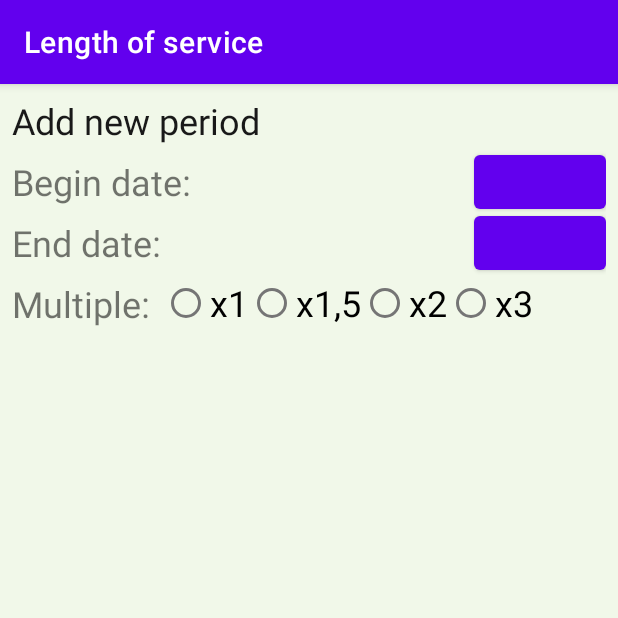
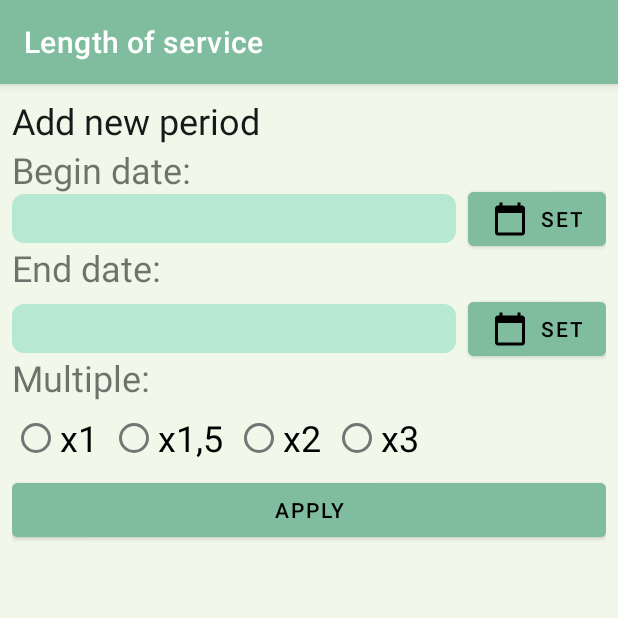
Before and after one commit to DmitryAbramovskikh/LenghtOfService, an Android app: the fragment EditPeriodFragment placed in its activity, on a phone screen of 412 x 824 dp, the top half of it. Run offline under Robolectric (Android 15) with nearby library versions, the phone set to English and light mode, and no system bars.

Commit message:
Вид фрагмента добавления периода изменен

```diff
--- /dev/null
+++ b/app/src/main/res/drawable/ic_calendar.xml
@@ -0,0 +1,10 @@
+<vector xmlns:android="http://schemas.android.com/apk/res/android"
+    android:width="24dp"
+    android:height="24dp"
+    android:viewportWidth="24"
+    android:viewportHeight="24"
+    android:tint="?attr/colorControlNormal">
+  <path
+      android:fillColor="@android:color/white"
+      android:pathData="M20,3h-1L19,1h-2v2L7,3L7,1L5,1v2L4,3c-1.1,0 -2,0.9 -2,2v16c0,1.1 0.9,2 2,2h16c1.1,0 2,-0.9 2,-2L22,5c0,-1.1 -0.9,-2 -2,-2zM20,21L4,21L4,8h16v13z"/>
+</vector>
--- a/app/src/main/res/layout/edit_period_fragment.xml
+++ b/app/src/main/res/layout/edit_period_fragment.xml
@@ -5,15 +5,6 @@
     android:padding="@dimen/medium_spacing"
     xmlns:tools="http://schemas.android.com/tools"
     xmlns:app="http://schemas.android.com/apk/res-auto">
-
-    <View
-        android:id="@+id/view"
-        android:layout_width="0dp"
-        android:layout_height="0dp"
-        android:background="@drawable/backdrop"
-        app:layout_constraintEnd_toEndOf="parent"
-        app:layout_constraintStart_toStartOf="parent"
-        app:layout_constraintTop_toTopOf="@+id/beginDateLabelTextView" />
 
     <com.google.android.material.textview.MaterialTextView
         android:id="@+id/lengthOfServiceItemTextView"
@@ -32,23 +23,29 @@
         android:text="@string/begin_date"
         android:textSize="@dimen/first_header_text_size"
         app:layout_constraintStart_toStartOf="parent"
-        app:layout_constraintTop_toTopOf="@id/beginPeriodDateTextView"/>
+        app:layout_constraintTop_toBottomOf="@+id/lengthOfServiceItemTextView" />
 
     <com.google.android.material.textview.MaterialTextView
         android:id="@+id/beginPeriodDateTextView"
-        android:layout_width="wrap_content"
+        android:layout_width="0dp"
         android:layout_height="wrap_content"
-        tools:text="09.01.2013"
-        android:layout_marginTop="@dimen/small_spacing"
+        android:background="@drawable/backdrop"
+        android:layout_marginRight="@dimen/medium_spacing"
         android:textSize="@dimen/first_header_text_size"
-        android:layout_marginStart="@dimen/small_spacing"
-        app:layout_constraintStart_toEndOf="@id/beginDateLabelTextView"
-        app:layout_constraintTop_toBottomOf="@id/lengthOfServiceItemTextView"/>
+        app:layout_constraintEnd_toStartOf="@+id/pickStartDate"
+        app:layout_constraintStart_toStartOf="parent"
+        app:layout_constraintTop_toBottomOf="@+id/beginDateLabelTextView"
+        tools:text="09.01.2013" />
 
     <com.google.android.material.button.MaterialButton
         android:id="@+id/pickStartDate"
         android:layout_width="wrap_content"
         android:layout_height="wrap_content"
+        android:text="@string/set"
+        android:textColor="@color/black"
+        android:backgroundTint="@color/widget_background_dark_color"
+        app:icon="@drawable/ic_calendar"
+        app:iconTint="@color/black"
         app:layout_constraintBottom_toBottomOf="@+id/beginPeriodDateTextView"
         app:layout_constraintEnd_toEndOf="parent"
         app:layout_constraintTop_toTopOf="@id/beginPeriodDateTextView" />
@@ -60,22 +57,30 @@
         android:text="@string/end_date"
         android:textSize="@dimen/first_header_text_size"
         app:layout_constraintStart_toStartOf="parent"
-        app:layout_constraintTop_toTopOf="@id/endPeriodDateTextView"/>
+        app:layout_constraintTop_toBottomOf="@id/beginPeriodDateTextView"/>
 
     <com.google.android.material.textview.MaterialTextView
         android:id="@+id/endPeriodDateTextView"
-        android:layout_width="wrap_content"
+        android:layout_width="0dp"
         android:layout_height="wrap_content"
-        tools:text="12.03.2014"
         android:layout_marginVertical="@dimen/medium_spacing"
+        android:layout_marginRight="@dimen/medium_spacing"
+        android:background="@drawable/backdrop"
         android:textSize="@dimen/first_header_text_size"
+        app:layout_constraintEnd_toStartOf="@+id/pickEndDate"
         app:layout_constraintStart_toStartOf="@id/beginPeriodDateTextView"
-        app:layout_constraintTop_toBottomOf="@id/beginPeriodDateTextView"/>
+        app:layout_constraintTop_toBottomOf="@id/endDateLabelTextView"
+        tools:text="12.03.2014" />
 
     <com.google.android.material.button.MaterialButton
         android:id="@+id/pickEndDate"
         android:layout_width="wrap_content"
         android:layout_height="wrap_content"
+        android:text="@string/set"
+        android:textColor="@color/black"
+        android:backgroundTint="@color/widget_background_dark_color"
+        app:icon="@drawable/ic_calendar"
+        app:iconTint="@color/black"
         app:layout_constraintBottom_toBottomOf="@+id/endPeriodDateTextView"
         app:layout_constraintEnd_toEndOf="parent"
         app:layout_constraintTop_toTopOf="@id/endPeriodDateTextView" />
@@ -88,17 +93,16 @@
         android:textSize="@dimen/first_header_text_size"
         android:layout_marginEnd="@dimen/small_spacing"
         app:layout_constraintStart_toStartOf="parent"
-        app:layout_constraintTop_toTopOf="@+id/multiplySelectorRadioGroup"
-        app:layout_constraintBottom_toBottomOf="@+id/multiplySelectorRadioGroup"/>
+        app:layout_constraintTop_toBottomOf="@+id/endPeriodDateTextView" />
 
     <RadioGroup
         android:id="@+id/multiplySelectorRadioGroup"
         android:layout_height="wrap_content"
-        android:layout_width="wrap_content"
+        android:layout_width="0dp"
         android:orientation="horizontal"
-        android:layout_marginStart="@dimen/small_spacing"
-        app:layout_constraintTop_toBottomOf="@+id/endPeriodDateTextView"
-        app:layout_constraintStart_toEndOf="@+id/multipleCoefficientLabelTextView">
+        app:layout_constraintEnd_toEndOf="parent"
+        app:layout_constraintTop_toBottomOf="@+id/multipleCoefficientLabelTextView"
+        app:layout_constraintStart_toStartOf="parent">
 
         <com.google.android.material.radiobutton.MaterialRadioButton
             android:layout_width="wrap_content"
@@ -109,21 +113,32 @@
         <com.google.android.material.radiobutton.MaterialRadioButton
             android:layout_width="wrap_content"
             android:layout_height="wrap_content"
+            android:layout_marginStart="@dimen/small_spacing"
             android:text="@string/x1_5"
             android:textSize="@dimen/first_header_text_size"/>
 
         <com.google.android.material.radiobutton.MaterialRadioButton
             android:layout_width="wrap_content"
             android:layout_height="wrap_content"
+            android:layout_marginStart="@dimen/small_spacing"
             android:text="@string/x2"
             android:textSize="@dimen/first_header_text_size"/>
 
         <com.google.android.material.radiobutton.MaterialRadioButton
             android:layout_width="wrap_content"
             android:layout_height="wrap_content"
+            android:layout_marginStart="@dimen/small_spacing"
             android:text="@string/x3"
             android:textSize="@dimen/first_header_text_size"/>
-
     </RadioGroup>
+    <com.google.android.material.button.MaterialButton
+        android:layout_width="0dp"
+        android:layout_height="wrap_content"
+        android:text="@string/apply"
+        android:textColor="@color/black"
+        android:backgroundTint="@color/widget_background_dark_color"
+        app:layout_constraintStart_toStartOf="parent"
+        app:layout_constraintEnd_toEndOf="parent"
+        app:layout_constraintTop_toBottomOf="@+id/multiplySelectorRadioGroup"/>
 
 </androidx.constraintlayout.widget.ConstraintLayout>
--- a/app/src/main/res/layout/main_activity.xml
+++ b/app/src/main/res/layout/main_activity.xml
@@ -5,4 +5,4 @@
     android:layout_width="match_parent"
     android:layout_height="match_parent"
     android:background="#F1F8E9"
-    tools:context=".view.MainActivity" />
+    tools:context=".view.MainActivity"/>
--- a/app/src/main/res/values/colors.xml
+++ b/app/src/main/res/values/colors.xml
@@ -8,5 +8,6 @@
     <color name="black">#FF000000</color>
     <color name="white">#FFFFFFFF</color>
     <color name="dark_text">#191919</color>
-    <color name="widget_background_color">#C6FFD5</color>
+    <color name="widget_background_color">#B6E8D2</color>
+    <color name="widget_background_dark_color">#7FBD9E</color>
 </resources>
--- a/app/src/main/res/values/strings.xml
+++ b/app/src/main/res/values/strings.xml
@@ -13,4 +13,6 @@
     <string name="x1_5" translatable="false">x1,5</string>
     <string name="x2" translatable="false">x2</string>
     <string name="x3" translatable="false">x3</string>
+    <string name="set">set</string>
+    <string name="apply">apply</string>
 </resources>
--- a/app/src/main/res/values/themes.xml
+++ b/app/src/main/res/values/themes.xml
@@ -2,15 +2,15 @@
     <!-- Base application theme. -->
     <style name="Theme.LengthOfService" parent="Theme.MaterialComponents.DayNight.DarkActionBar">
         <!-- Primary brand color. -->
-        <item name="colorPrimary">@color/purple_500</item>
-        <item name="colorPrimaryVariant">@color/purple_700</item>
-        <item name="colorOnPrimary">@color/white</item>
+        <item name="colorPrimary">@color/widget_background_dark_color</item>
+        <item name="colorPrimaryVariant">@color/widget_background_dark_color</item>
+        <item name="colorOnPrimary">@color/black</item>
         <!-- Secondary brand color. -->
         <item name="colorSecondary">@color/teal_200</item>
         <item name="colorSecondaryVariant">@color/teal_700</item>
         <item name="colorOnSecondary">@color/black</item>
         <!-- Status bar color. -->
-        <item name="android:statusBarColor" tools:targetApi="l">?attr/colorPrimaryVariant</item>
+        <item name="android:statusBarColor" tools:targetApi="l">@color/black</item>
         <!-- Customize your theme here. -->
     </style>
 </resources>
```
Also changed, not shown: 1 other file.
